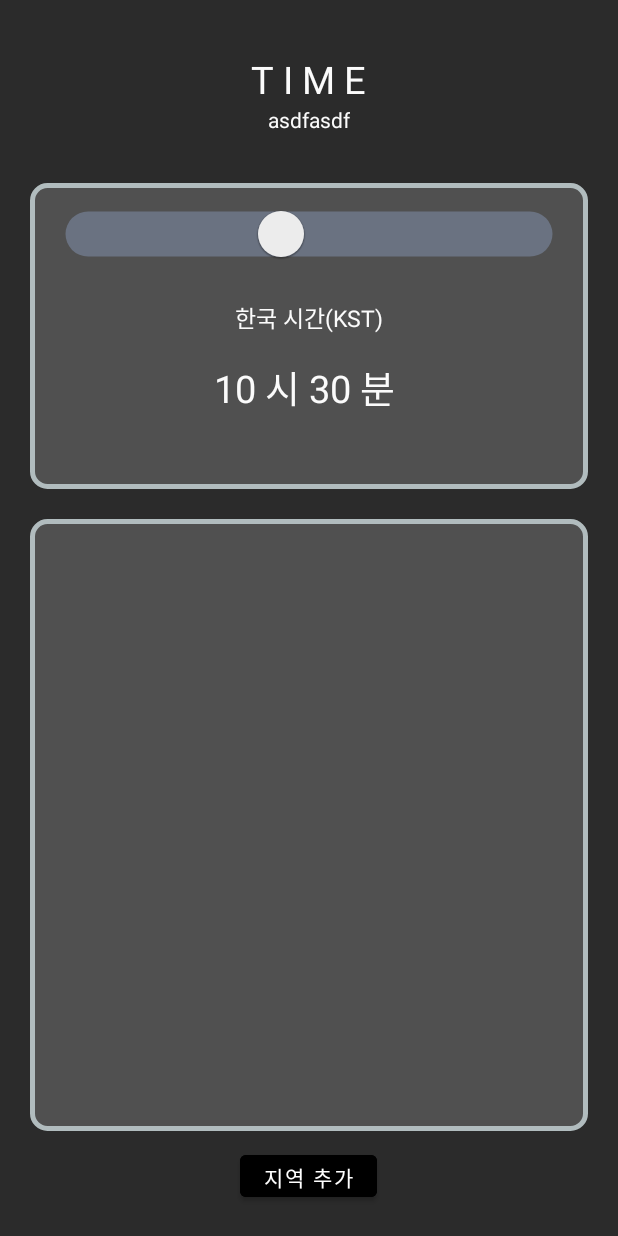
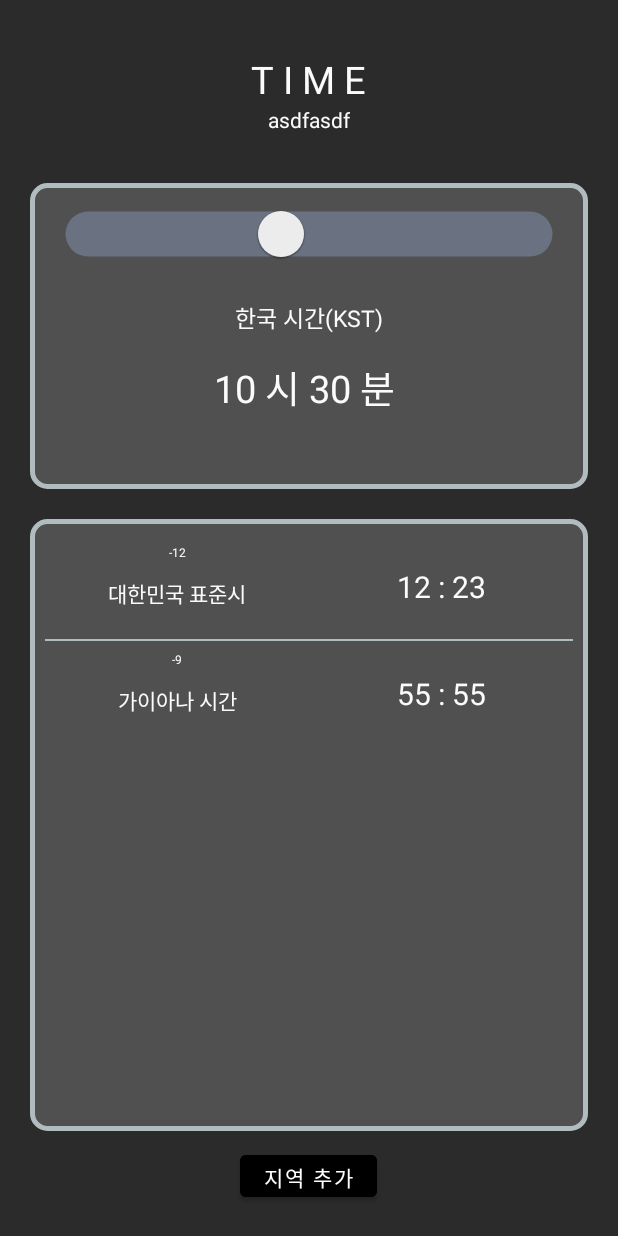
Before and after one commit to POL6463/Android_Programming, an Android app: the screen it shows after launch (MainActivity), on a phone screen of 412 x 824 dp. Run offline under Robolectric (Android 15) with nearby library versions, the phone set to English and light mode, and no system bars.

Commit message:
시간 변환 함수 필요

```diff
--- a/WorldTime/app/src/main/java/com/tukorea/worldtime/MainActivity.kt
+++ b/WorldTime/app/src/main/java/com/tukorea/worldtime/MainActivity.kt
@@ -22,6 +22,7 @@ import java.sql.Time
 import java.time.ZoneId
 import java.time.format.TextStyle
 import java.util.*
+import java.util.concurrent.TimeUnit
 import java.util.prefs.Preferences
 import java.util.stream.Stream
 import kotlin.collections.ArrayList
@@ -100,6 +101,7 @@ class MainActivity : AppCompatActivity() {
 
         var currTime = Calendar.getInstance().time
         //현재시간 받아오기
+        var krOffSet = TimeUnit.MINUTES.convert(TimeZone.getTimeZone("ROK").rawOffset.toLong(), TimeUnit.MILLISECONDS).toString()
 
         if(currTime.hours < 10){
             timeHourStr = "0${currTime.hours}"
@@ -152,15 +154,46 @@ class MainActivity : AppCompatActivity() {
 
         var selectedTZ : ArrayList<String> = arrayListOf()
 
+        val items = mutableListOf<MainListItem>(
+            MainListItem("-12", "대한민국 표준시", "12 : 23"),
+            MainListItem("-9", "가이아나 시간", "55 : 55")
+        )
+
 
         sharedPreferencesSelected.all.keys.map { item ->
             selectedTZ.add(item.toString())
+            var tempId = sharedPreferences.getString(item, "")
+            var tempOffset = TimeUnit.MINUTES.convert(TimeZone.getTimeZone(tempId).rawOffset.toLong(), TimeUnit.MILLISECONDS).toString()
+            var timeDiff = krOffSet.toInt() - tempOffset.toInt()
+            var timeDiffText = "${-timeDiff/60} 시간 ${timeDiff%60} 분"
+            var itemTime : Int
+            if(timeSlider.value.toInt() < timeDiff){
+                timeDiff -= timeSlider.value.toInt()
+                itemTime =  1440 - timeDiff
+            }
+            else{
+                itemTime = if(timeSlider.value.toInt() - timeDiff > 1440){
+                    timeSlider.value.toInt() - timeDiff - 1440
+                } else {
+                    timeSlider.value.toInt() - timeDiff
+                }
+            }
+            testText.text = (itemTime/60).toString()
+
+
+
+
         }
 
 
-        var adapter2 : ArrayAdapter<String> = ArrayAdapter(this,
-            android.R.layout.simple_list_item_1, selectedTZ)
-        timeList.adapter = adapter2
+
+
+        var adapter2 = MainListAdapter(this, items)
+        binding.timeList.adapter = adapter2
+
+//        var adapter2 : ArrayAdapter<String> = ArrayAdapter(this,
+//            android.R.layout.simple_list_item_1, selectedTZ)
+//        timeList.adapter = adapter2
 
 
         zoneList.setOnItemClickListener { parent, view, position, id ->
@@ -176,11 +209,11 @@ class MainActivity : AppCompatActivity() {
             bottomSheetDialog.dismiss()
         }
 
-        bottomSheetDialog.setOnDismissListener {
-            adapter2 = ArrayAdapter(this,
-                android.R.layout.simple_list_item_1, selectedTZ)
-            timeList.adapter = adapter2
-        }
+//        bottomSheetDialog.setOnDismissListener {
+//            adapter2 = ArrayAdapter(this,
+//                android.R.layout.simple_list_item_1, selectedTZ)
+//            timeList.adapter = adapter2
+//        }
 
         searchBox.setOnQueryTextListener(object :
         SearchView.OnQueryTextListener{
--- a/WorldTime/app/src/main/res/layout/activity_main.xml
+++ b/WorldTime/app/src/main/res/layout/activity_main.xml
@@ -91,8 +91,12 @@
         >
         <ListView
             android:id="@+id/timeList"
+            android:clickable="true"
+            android:focusable="true"
             android:layout_width="match_parent"
-            android:layout_height="wrap_content">
+            android:layout_height="wrap_content"
+            android:divider="#B1BCBE"
+            android:dividerHeight="1.5dp">
         </ListView>
 
 
--- a/WorldTime/app/src/main/res/layout/main_item.xml
+++ b/WorldTime/app/src/main/res/layout/main_item.xml
@@ -3,7 +3,10 @@
     android:layout_width="match_parent"
     android:layout_height="wrap_content"
     android:orientation="horizontal"
-    android:background="#505050">
+    android:background="?android:attr/selectableItemBackground"
+    android:clickable="true"
+    android:focusable="true"
+    >
 
     <LinearLayout
         android:layout_width="0dp"
@@ -30,7 +33,7 @@
             android:layout_weight="2"
             android:background="#505050"
             android:text="시간대 이름"
-            android:paddingTop="0dp"
+            android:paddingTop="5dp"
             android:gravity="center|top"
             android:textColor="#FBFBFB"
             />
@@ -44,7 +47,9 @@
         android:text="12:23"
         android:gravity="center"
         android:textColor="#FBFBFB"
-        android:textSize="20dp"/>
+        android:textSize="20dp"
+        android:background="#505050"
+        />
 
 
 </LinearLayout>
```
